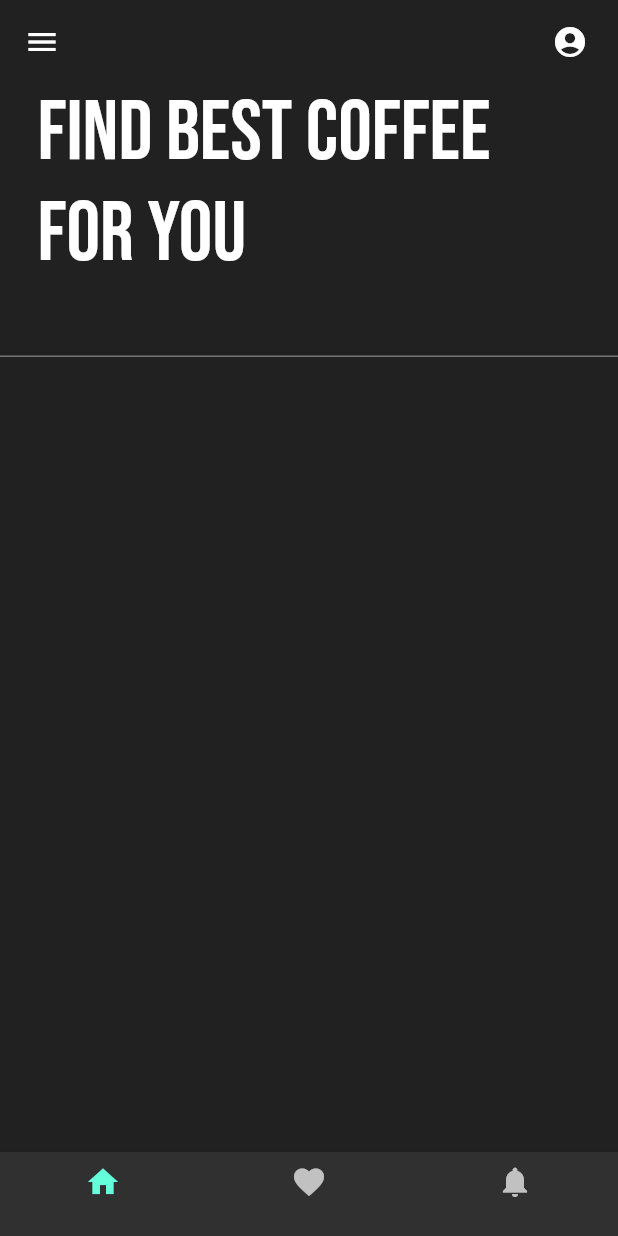
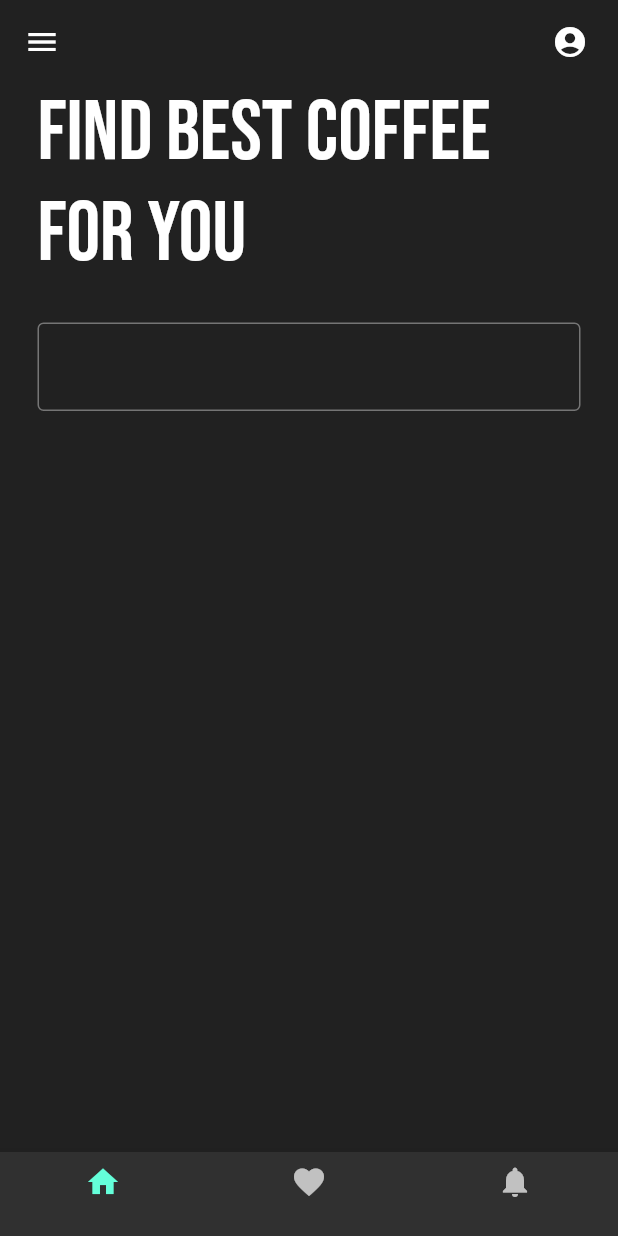
Before and after one commit to TiagoRibeiro02/Coffe_Shop, a Flutter app: the screen it shows after launch, on a phone screen of 412 x 824 dp. Run offline on Flutter 3.47's test engine with Material 2 defaults, Android fonts, the phone set to English and light mode, and no system bars; our stand-ins replace google_fonts.

Commit message:
search bar

```diff
--- a/coffee_ui/lib/pages/home_page.dart
+++ b/coffee_ui/lib/pages/home_page.dart
@@ -44,15 +44,29 @@ class _HomePageState extends State<HomePage> {
           children: [
             //Find best coffee for you
             Padding(
-              padding: const EdgeInsets.symmetric(horizontal: 25),
+              padding: const EdgeInsets.symmetric(horizontal: 25.0),
               child: Text(
                 'Find best coffee for you',
                 style: GoogleFonts.bebasNeue(fontSize: 56),
               ),
             ),
 
+            SizedBox(height: 25.0),
+
             //Search bar
-            TextField()
+            Padding(
+              padding: const EdgeInsets.symmetric(horizontal: 25.0),
+              child: TextField(
+                decoration: InputDecoration(
+                  focusedBorder: OutlineInputBorder(
+                      borderSide: BorderSide(color: Colors.grey.shade600)
+                  ),
+                  enabledBorder: OutlineInputBorder(
+                    borderSide: BorderSide(color: Colors.grey.shade600)
+                  ),
+                ),
+              ),
+            ),
 
             //horizontal listview of coffee tiles
           ],
```
